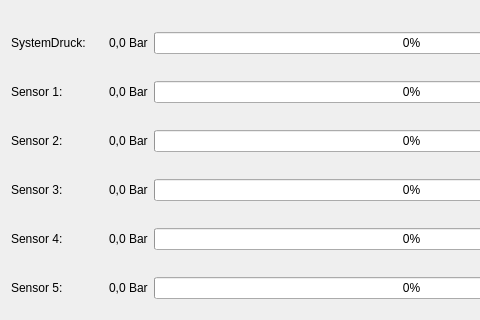
Before: the Qt Designer form viewsensors.ui in florianrassl/RBE_pressure_control, drawn with Qt 5; both pictures show x 0 to 480 and y 0 to 320 of the 680 by 480 pixel window.
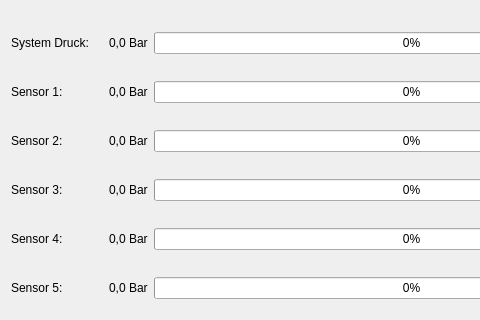
After: the same form once the commit is applied.

Diff of the .ui file:
```diff
--- a/viewsensors.ui
+++ b/viewsensors.ui
@@ -29,7 +29,7 @@
    <item row="0" column="0">
     <widget class="QLabel" name="labelP">
      <property name="text">
-      <string>SystemDruck:</string>
+      <string>System Druck:</string>
      </property>
     </widget>
    </item>
```
